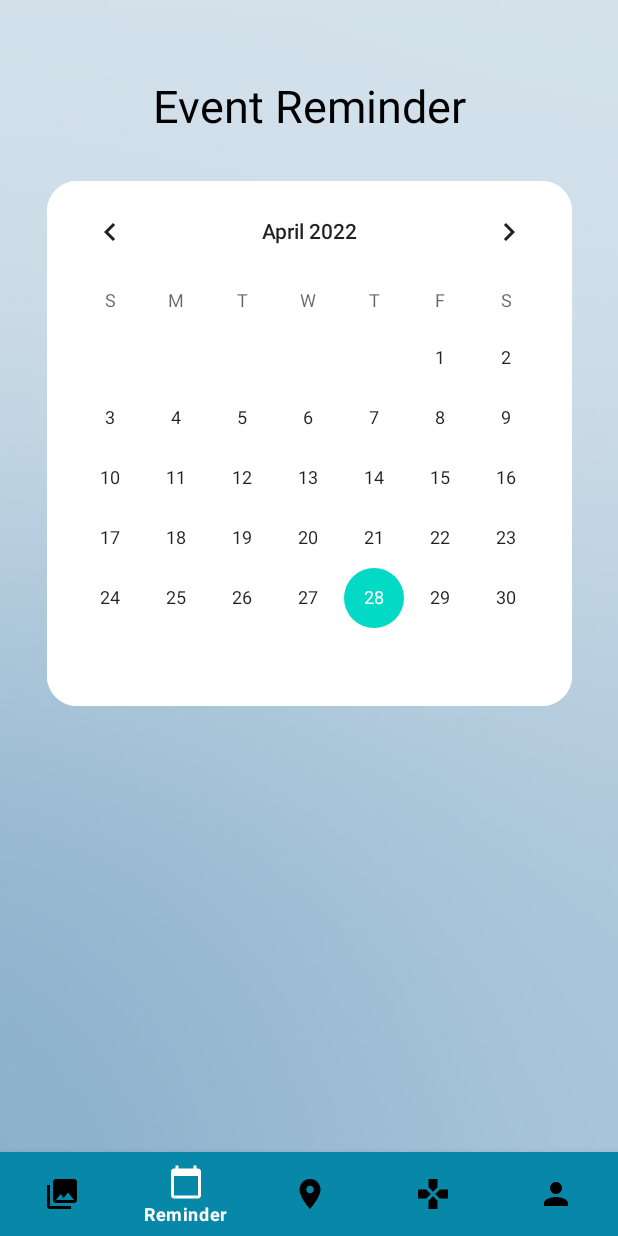
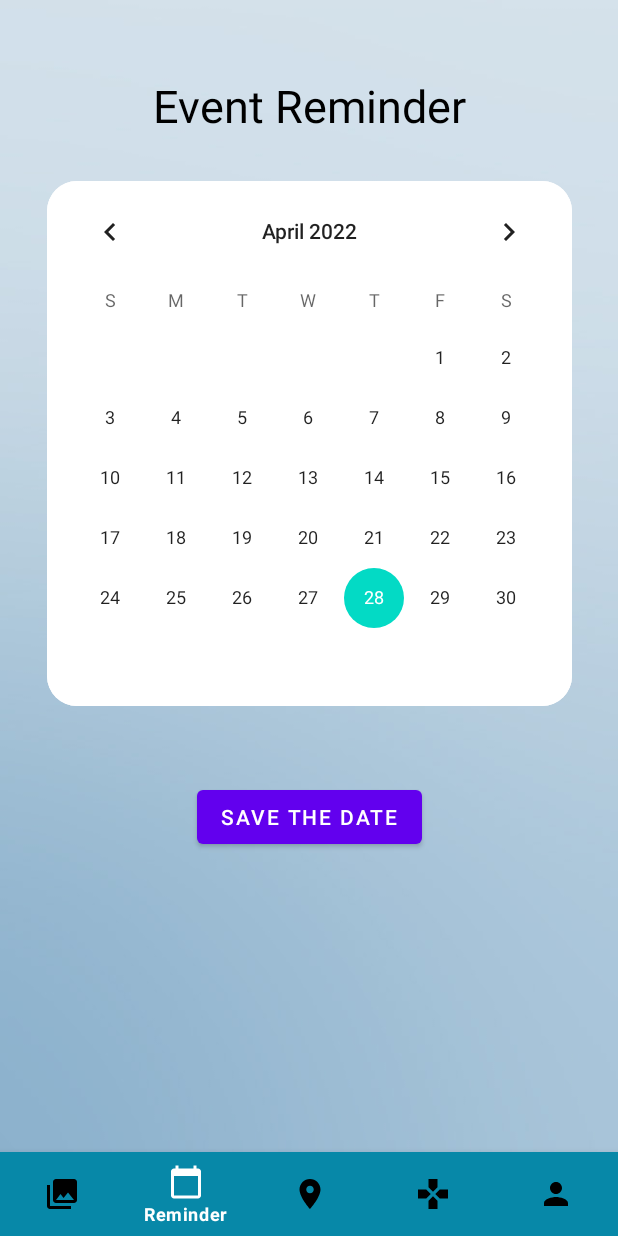
Before and after one commit to sunnayterzi/reHeimer, an Android app: the ReminderActivity screen opened directly, with no data from a screen before it, on a phone screen of 412 x 824 dp. Run offline under Robolectric (Android 15) with nearby library versions, the phone set to English and light mode, and no system bars.

```diff
--- a/app/src/main/res/layout/activity_reminder.xml
+++ b/app/src/main/res/layout/activity_reminder.xml
@@ -22,6 +22,7 @@
         app:layout_constraintTop_toTopOf="parent" />
 
     <androidx.constraintlayout.widget.ConstraintLayout
+        android:id="@+id/constraintLayout"
         android:layout_width="350dp"
         android:layout_height="wrap_content"
         android:layout_marginTop="30dp"
@@ -39,6 +40,16 @@
         </CalendarView>
     </androidx.constraintlayout.widget.ConstraintLayout>
 
+    <Button
+        android:id="@+id/calendar_button"
+        android:layout_width="wrap_content"
+        android:layout_height="wrap_content"
+        android:layout_marginTop="50dp"
+        android:text="Save The Date"
+        app:layout_constraintEnd_toEndOf="parent"
+        app:layout_constraintStart_toStartOf="parent"
+        app:layout_constraintTop_toBottomOf="@+id/constraintLayout" />
+
     <com.google.android.material.bottomnavigation.BottomNavigationView
         android:id="@+id/bottom_navigator"
         android:layout_width="match_parent"
```
